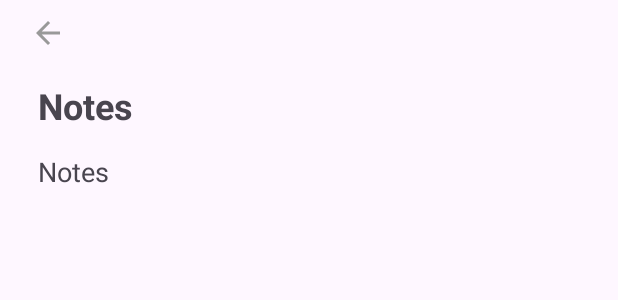
After one commit to rlram/Notes-App, an Android app: the layout activity_note_view.xml on its own in the app's theme, with its tools: preview values and no code run, on a phone screen of 412 x 824 dp. The commit adds this screen. Shown: the top 300 px of the screen. Run offline under Robolectric (Android 15) with nearby library versions, the phone set to English and light mode, and no system bars.

Commit message:
adding note click functionality

```diff
--- a/app/src/main/AndroidManifest.xml
+++ b/app/src/main/AndroidManifest.xml
@@ -12,6 +12,9 @@
         android:supportsRtl="true"
         android:theme="@style/Theme.Notes"
         tools:targetApi="31">
+        <activity
+            android:name=".NoteViewActivity"
+            android:exported="false" />
         <activity
             android:name=".UpdateNoteActivity"
             android:exported="false" />
--- /dev/null
+++ b/app/src/main/res/layout/activity_note_view.xml
@@ -0,0 +1,41 @@
+<?xml version="1.0" encoding="utf-8"?>
+<LinearLayout xmlns:android="http://schemas.android.com/apk/res/android"
+    xmlns:app="http://schemas.android.com/apk/res-auto"
+    xmlns:tools="http://schemas.android.com/tools"
+    android:id="@+id/main"
+    android:layout_width="match_parent"
+    android:layout_height="match_parent"
+    android:orientation="vertical"
+    tools:context=".NoteViewActivity">
+
+    <ImageView
+        android:id="@+id/ivBackNoteView"
+        android:layout_width="wrap_content"
+        android:layout_height="wrap_content"
+        android:contentDescription="@string/iconback"
+        android:src="@drawable/baseline_arrow_back_24"
+        android:layout_marginTop="10dp"
+        android:layout_marginStart="20dp"
+        app:tint="@color/grey" />
+
+    <TextView
+        android:id="@+id/tvNoteTitle"
+        android:layout_width="wrap_content"
+        android:layout_height="wrap_content"
+        android:text="@string/app_name"
+        android:textSize="24sp"
+        android:textStyle="bold"
+        android:layout_marginTop="20dp"
+        android:layout_marginStart="25dp"/>
+
+    <TextView
+        android:id="@+id/tvNoteContent"
+        android:layout_width="wrap_content"
+        android:layout_height="wrap_content"
+        android:text="@string/app_name"
+        android:textSize="18sp"
+        android:layout_marginTop="15dp"
+        android:layout_marginBottom="15dp"
+        android:layout_marginStart="25dp"
+        android:layout_marginEnd="25dp"/>
+</LinearLayout>
```
Also changed, not shown: app/src/main/java/com/example/notes/MainActivity.kt (+10 -0 lines), app/src/main/java/com/example/notes/NoteAdapter.kt (+17 -2 lines), app/src/main/java/com/example/notes/NoteViewActivity.kt (added, +42 -0 lines).
